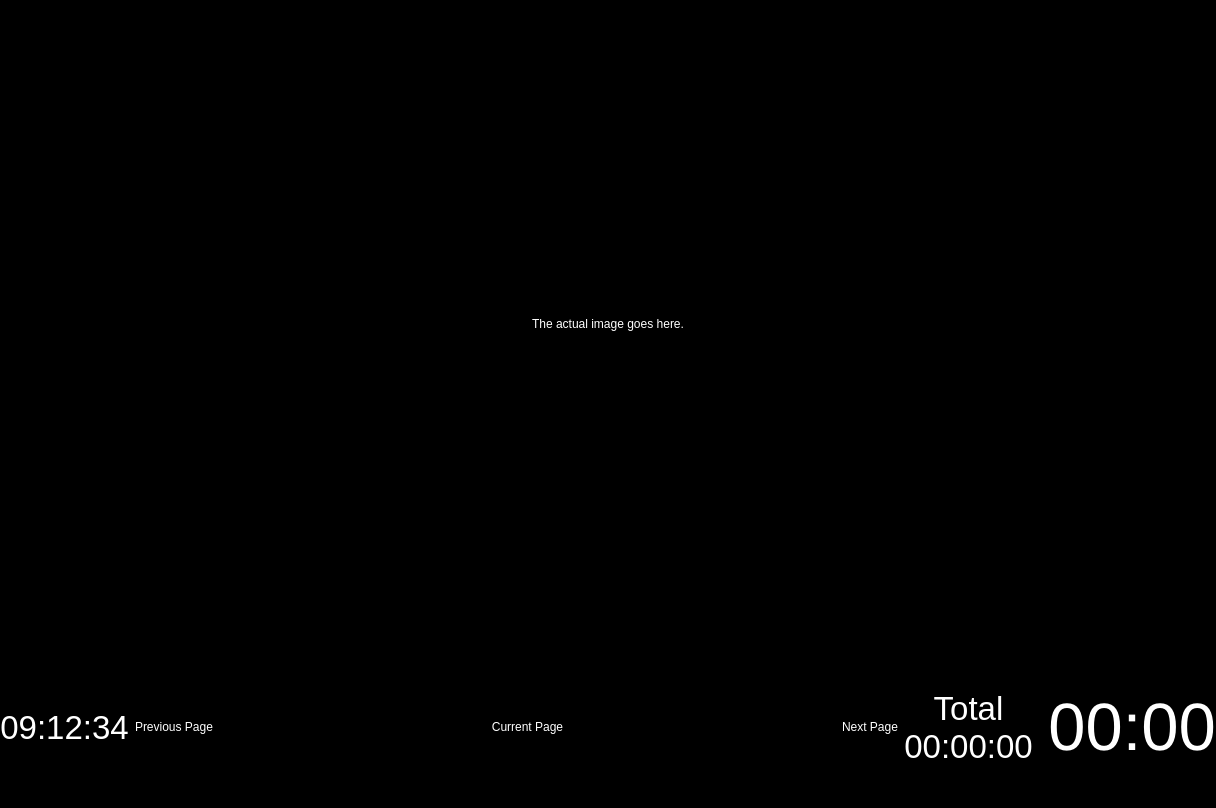
Qt form pdfviewerwindow.ui (dannyedel/dspdfviewer) before a commit.
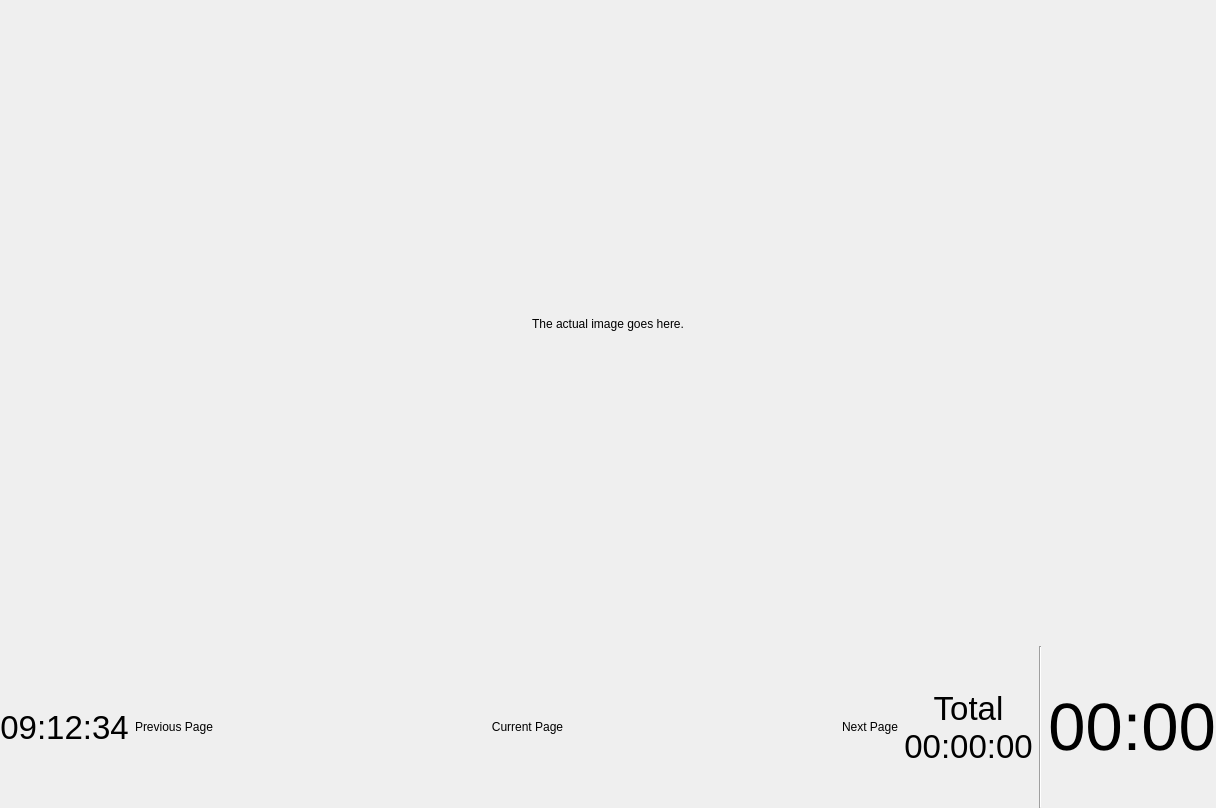
The same form after that commit.

Commit message: Remove all palettes from pdfviewerwindow.ui

```diff
--- a/pdfviewerwindow.ui
+++ b/pdfviewerwindow.ui
@@ -10,421 +10,6 @@
     <height>808</height>
    </rect>
   </property>
-  <property name="palette">
-   <palette>
-    <active>
-     <colorrole role="WindowText">
-      <brush brushstyle="SolidPattern">
-       <color alpha="255">
-        <red>255</red>
-        <green>255</green>
-        <blue>255</blue>
-       </color>
-      </brush>
-     </colorrole>
-     <colorrole role="Button">
-      <brush brushstyle="SolidPattern">
-       <color alpha="255">
-        <red>0</red>
-        <green>0</green>
-        <blue>0</blue>
-       </color>
-      </brush>
-     </colorrole>
-     <colorrole role="Light">
-      <brush brushstyle="SolidPattern">
-       <color alpha="255">
-        <red>0</red>
-        <green>0</green>
-        <blue>0</blue>
-       </color>
-      </brush>
-     </colorrole>
-     <colorrole role="Midlight">
-      <brush brushstyle="SolidPattern">
-       <color alpha="255">
-        <red>0</red>
-        <green>0</green>
-        <blue>0</blue>
-       </color>
-      </brush>
-     </colorrole>
-     <colorrole role="Dark">
-      <brush brushstyle="SolidPattern">
-       <color alpha="255">
-        <red>0</red>
-        <green>0</green>
-        <blue>0</blue>
-       </color>
-      </brush>
-     </colorrole>
-     <colorrole role="Mid">
-      <brush brushstyle="SolidPattern">
-       <color alpha="255">
-        <red>0</red>
-        <green>0</green>
-        <blue>0</blue>
-       </color>
-      </brush>
-     </colorrole>
-     <colorrole role="Text">
-      <brush brushstyle="SolidPattern">
-       <color alpha="255">
-        <red>255</red>
-        <green>255</green>
-        <blue>255</blue>
-       </color>
-      </brush>
-     </colorrole>
-     <colorrole role="BrightText">
-      <brush brushstyle="SolidPattern">
-       <color alpha="255">
-        <red>255</red>
-        <green>255</green>
-        <blue>255</blue>
-       </color>
-      </brush>
-     </colorrole>
-     <colorrole role="ButtonText">
-      <brush brushstyle="SolidPattern">
-       <color alpha="255">
-        <red>255</red>
-        <green>255</green>
-        <blue>255</blue>
-       </color>
-      </brush>
-     </colorrole>
-     <colorrole role="Base">
-      <brush brushstyle="SolidPattern">
-       <color alpha="255">
-        <red>0</red>
-        <green>0</green>
-        <blue>0</blue>
-       </color>
-      </brush>
-     </colorrole>
-     <colorrole role="Window">
-      <brush brushstyle="SolidPattern">
-       <color alpha="255">
-        <red>0</red>
-        <green>0</green>
-        <blue>0</blue>
-       </color>
-      </brush>
-     </colorrole>
-     <colorrole role="Shadow">
-      <brush brushstyle="SolidPattern">
-       <color alpha="255">
-        <red>0</red>
-        <green>0</green>
-        <blue>0</blue>
-       </color>
-      </brush>
-     </colorrole>
-     <colorrole role="AlternateBase">
-      <brush brushstyle="SolidPattern">
-       <color alpha="255">
-        <red>0</red>
-        <green>0</green>
-        <blue>0</blue>
-       </color>
-      </brush>
-     </colorrole>
-     <colorrole role="ToolTipBase">
-      <brush brushstyle="SolidPattern">
-       <color alpha="255">
-        <red>255</red>
-        <green>255</green>
-        <blue>220</blue>
-       </color>
-      </brush>
-     </colorrole>
-     <colorrole role="ToolTipText">
-      <brush brushstyle="SolidPattern">
-       <color alpha="255">
-        <red>0</red>
-        <green>0</green>
-        <blue>0</blue>
-       </color>
-      </brush>
-     </colorrole>
-    </active>
-    <inactive>
-     <colorrole role="WindowText">
-      <brush brushstyle="SolidPattern">
-       <color alpha="255">
-        <red>255</red>
-        <green>255</green>
-        <blue>255</blue>
-       </color>
-      </brush>
-     </colorrole>
-     <colorrole role="Button">
-      <brush brushstyle="SolidPattern">
-       <color alpha="255">
-        <red>0</red>
-        <green>0</green>
-        <blue>0</blue>
-       </color>
-      </brush>
-     </colorrole>
-     <colorrole role="Light">
-      <brush brushstyle="SolidPattern">
-       <color alpha="255">
-        <red>0</red>
-        <green>0</green>
-        <blue>0</blue>
-       </color>
-      </brush>
-     </colorrole>
-     <colorrole role="Midlight">
-      <brush brushstyle="SolidPattern">
-       <color alpha="255">
-        <red>0</red>
-        <green>0</green>
-        <blue>0</blue>
-       </color>
-      </brush>
-     </colorrole>
-     <colorrole role="Dark">
-      <brush brushstyle="SolidPattern">
-       <color alpha="255">
-        <red>0</red>
-        <green>0</green>
-        <blue>0</blue>
-       </color>
-      </brush>
-     </colorrole>
-     <colorrole role="Mid">
-      <brush brushstyle="SolidPattern">
-       <color alpha="255">
-        <red>0</red>
-        <green>0</green>
-        <blue>0</blue>
-       </color>
-      </brush>
-     </colorrole>
-     <colorrole role="Text">
-      <brush brushstyle="SolidPattern">
-       <color alpha="255">
-        <red>255</red>
-        <green>255</green>
-        <blue>255</blue>
-       </color>
-      </brush>
-     </colorrole>
-     <colorrole role="BrightText">
-      <brush brushstyle="SolidPattern">
-       <color alpha="255">
-        <red>255</red>
-        <green>255</green>
-        <blue>255</blue>
-       </color>
-      </brush>
-     </colorrole>
-     <colorrole role="ButtonText">
-      <brush brushstyle="SolidPattern">
-       <color alpha="255">
-        <red>255</red>
-        <green>255</green>
-        <blue>255</blue>
-       </color>
-      </brush>
-     </colorrole>
-     <colorrole role="Base">
-      <brush brushstyle="SolidPattern">
-       <color alpha="255">
-        <red>0</red>
-        <green>0</green>
-        <blue>0</blue>
-       </color>
-      </brush>
-     </colorrole>
-     <colorrole role="Window">
-      <brush brushstyle="SolidPattern">
-       <color alpha="255">
-        <red>0</red>
-        <green>0</green>
-        <blue>0</blue>
-       </color>
-      </brush>
-     </colorrole>
-     <colorrole role="Shadow">
-      <brush brushstyle="SolidPattern">
-       <color alpha="255">
-        <red>0</red>
-        <green>0</green>
-        <blue>0</blue>
-       </color>
-      </brush>
-     </colorrole>
-     <colorrole role="AlternateBase">
-      <brush brushstyle="SolidPattern">
-       <color alpha="255">
-        <red>0</red>
-        <green>0</green>
-        <blue>0</blue>
-       </color>
-      </brush>
-     </colorrole>
-     <colorrole role="ToolTipBase">
-      <brush brushstyle="SolidPattern">
-       <color alpha="255">
-        <red>255</red>
-        <green>255</green>
-        <blue>220</blue>
-       </color>
-      </brush>
-     </colorrole>
-     <colorrole role="ToolTipText">
-      <brush brushstyle="SolidPattern">
-       <color alpha="255">
-        <red>0</red>
-        <green>0</green>
-        <blue>0</blue>
-       </color>
-      </brush>
-     </colorrole>
-    </inactive>
-    <disabled>
-     <colorrole role="WindowText">
-      <brush brushstyle="SolidPattern">
-       <color alpha="255">
-        <red>0</red>
-        <green>0</green>
-        <blue>0</blue>
-       </color>
-      </brush>
-     </colorrole>
-     <colorrole role="Button">
-      <brush brushstyle="SolidPattern">
-       <color alpha="255">
-        <red>0</red>
-        <green>0</green>
-        <blue>0</blue>
-       </color>
-      </brush>
-     </colorrole>
-     <colorrole role="Light">
-      <brush brushstyle="SolidPattern">
-       <color alpha="255">
-        <red>0</red>
-        <green>0</green>
-        <blue>0</blue>
-       </color>
-      </brush>
-     </colorrole>
-     <colorrole role="Midlight">
-      <brush brushstyle="SolidPattern">
-       <color alpha="255">
-        <red>0</red>
-        <green>0</green>
-        <blue>0</blue>
-       </color>
-      </brush>
-     </colorrole>
-     <colorrole role="Dark">
-      <brush brushstyle="SolidPattern">
-       <color alpha="255">
-        <red>0</red>
-        <green>0</green>
-        <blue>0</blue>
-       </color>
-      </brush>
-     </colorrole>
-     <colorrole role="Mid">
-      <brush brushstyle="SolidPattern">
-       <color alpha="255">
-        <red>0</red>
-        <green>0</green>
-        <blue>0</blue>
-       </color>
-      </brush>
-     </colorrole>
-     <colorrole role="Text">
-      <brush brushstyle="SolidPattern">
-       <color alpha="255">
-        <red>0</red>
-        <green>0</green>
-        <blue>0</blue>
-       </color>
-      </brush>
-     </colorrole>
-     <colorrole role="BrightText">
-      <brush brushstyle="SolidPattern">
-       <color alpha="255">
-        <red>255</red>
-        <green>255</green>
-        <blue>255</blue>
-       </color>
-      </brush>
-     </colorrole>
-     <colorrole role="ButtonText">
-      <brush brushstyle="SolidPattern">
-       <color alpha="255">
-        <red>0</red>
-        <green>0</green>
-        <blue>0</blue>
-       </color>
-      </brush>
-     </colorrole>
-     <colorrole role="Base">
-      <brush brushstyle="SolidPattern">
-       <color alpha="255">
-        <red>0</red>
-        <green>0</green>
-        <blue>0</blue>
-       </color>
-      </brush>
-     </colorrole>
-     <colorrole role="Window">
-      <brush brushstyle="SolidPattern">
-       <color alpha="255">
-        <red>0</red>
-        <green>0</green>
-        <blue>0</blue>
-       </color>
-      </brush>
-     </colorrole>
-     <colorrole role="Shadow">
-      <brush brushstyle="SolidPattern">
-       <color alpha="255">
-        <red>0</red>
-        <green>0</green>
-        <blue>0</blue>
-       </color>
-      </brush>
-     </colorrole>
-     <colorrole role="AlternateBase">
-      <brush brushstyle="SolidPattern">
-       <color alpha="255">
-        <red>0</red>
-        <green>0</green>
-        <blue>0</blue>
-       </color>
-      </brush>
-     </colorrole>
-     <colorrole role="ToolTipBase">
-      <brush brushstyle="SolidPattern">
-       <color alpha="255">
-        <red>255</red>
-        <green>255</green>
-        <blue>220</blue>
-       </color>
-      </brush>
-     </colorrole>
-     <colorrole role="ToolTipText">
-      <brush brushstyle="SolidPattern">
-       <color alpha="255">
-        <red>0</red>
-        <green>0</green>
-        <blue>0</blue>
-       </color>
-      </brush>
-     </colorrole>
-    </disabled>
-   </palette>
-  </property>
   <property name="windowTitle">
    <string>DS PDF Viewer</string>
   </property>
@@ -502,421 +87,6 @@
        <height>16777215</height>
       </size>
      </property>
-     <property name="palette">
-      <palette>
-       <active>
-        <colorrole role="WindowText">
-         <brush brushstyle="SolidPattern">
-          <color alpha="255">
-           <red>255</red>
-           <green>255</green>
-           <blue>255</blue>
-          </color>
-         </brush>
-        </colorrole>
-        <colorrole role="Button">
-         <brush brushstyle="SolidPattern">
-          <color alpha="255">
-           <red>0</red>
-           <green>0</green>
-           <blue>0</blue>
-          </color>
-         </brush>
-        </colorrole>
-        <colorrole role="Light">
-         <brush brushstyle="SolidPattern">
-          <color alpha="255">
-           <red>0</red>
-           <green>0</green>
-           <blue>0</blue>
-          </color>
-         </brush>
-        </colorrole>
-        <colorrole role="Midlight">
-         <brush brushstyle="SolidPattern">
-          <color alpha="255">
-           <red>0</red>
-           <green>0</green>
-           <blue>0</blue>
-          </color>
-         </brush>
-        </colorrole>
-        <colorrole role="Dark">
-         <brush brushstyle="SolidPattern">
-          <color alpha="255">
-           <red>0</red>
-           <green>0</green>
-           <blue>0</blue>
-          </color>
-         </brush>
-        </colorrole>
-        <colorrole role="Mid">
-         <brush brushstyle="SolidPattern">
-          <color alpha="255">
-           <red>0</red>
-           <green>0</green>
-           <blue>0</blue>
-          </color>
-         </brush>
-        </colorrole>
-        <colorrole role="Text">
-         <brush brushstyle="SolidPattern">
-          <color alpha="255">
-           <red>255</red>
-           <green>255</green>
-           <blue>255</blue>
-          </color>
-         </brush>
-        </colorrole>
-        <colorrole role="BrightText">
-         <brush brushstyle="SolidPattern">
-          <color alpha="255">
-           <red>255</red>
-           <green>255</green>
-           <blue>255</blue>
-          </color>
-         </brush>
-        </colorrole>
-        <colorrole role="ButtonText">
-         <brush brushstyle="SolidPattern">
-          <color alpha="255">
-           <red>255</red>
-           <green>255</green>
-           <blue>255</blue>
-          </color>
-         </brush>
-        </colorrole>
-        <colorrole role="Base">
-         <brush brushstyle="SolidPattern">
-          <color alpha="255">
-           <red>0</red>
-           <green>0</green>
-           <blue>0</blue>
-          </color>
-         </brush>
-        </colorrole>
-        <colorrole role="Window">
-         <brush brushstyle="SolidPattern">
-          <color alpha="255">
-           <red>0</red>
-           <green>0</green>
-           <blue>0</blue>
-          </color>
-         </brush>
-        </colorrole>
-        <colorrole role="Shadow">
-         <brush brushstyle="SolidPattern">
-          <color alpha="255">
-           <red>0</red>
-           <green>0</green>
-           <blue>0</blue>
-          </color>
-         </brush>
-        </colorrole>
-        <colorrole role="AlternateBase">
-         <brush brushstyle="SolidPattern">
-          <color alpha="255">
-           <red>0</red>
-           <green>0</green>
-           <blue>0</blue>
-          </color>
-         </brush>
-        </colorrole>
-        <colorrole role="ToolTipBase">
-         <brush brushstyle="SolidPattern">
-          <color alpha="255">
-           <red>255</red>
-           <green>255</green>
-           <blue>220</blue>
-          </color>
-         </brush>
-        </colorrole>
-        <colorrole role="ToolTipText">
-         <brush brushstyle="SolidPattern">
-          <color alpha="255">
-           <red>0</red>
-           <green>0</green>
-           <blue>0</blue>
-          </color>
-         </brush>
-        </colorrole>
-       </active>
-       <inactive>
-        <colorrole role="WindowText">
-         <brush brushstyle="SolidPattern">
-          <color alpha="255">
-           <red>255</red>
-           <green>255</green>
-           <blue>255</blue>
-          </color>
-         </brush>
-        </colorrole>
-        <colorrole role="Button">
-         <brush brushstyle="SolidPattern">
-          <color alpha="255">
-           <red>0</red>
-           <green>0</green>
-           <blue>0</blue>
-          </color>
-         </brush>
-        </colorrole>
-        <colorrole role="Light">
-         <brush brushstyle="SolidPattern">
-          <color alpha="255">
-           <red>0</red>
-           <green>0</green>
-           <blue>0</blue>
-          </color>
-         </brush>
-        </colorrole>
-        <colorrole role="Midlight">
-         <brush brushstyle="SolidPattern">
-          <color alpha="255">
-           <red>0</red>
-           <green>0</green>
-           <blue>0</blue>
-          </color>
-         </brush>
-        </colorrole>
-        <colorrole role="Dark">
-         <brush brushstyle="SolidPattern">
-          <color alpha="255">
-           <red>0</red>
-           <green>0</green>
-           <blue>0</blue>
-          </color>
-         </brush>
-        </colorrole>
-        <colorrole role="Mid">
-         <brush brushstyle="SolidPattern">
-          <color alpha="255">
-           <red>0</red>
-           <green>0</green>
-           <blue>0</blue>
-          </color>
-         </brush>
-        </colorrole>
-        <colorrole role="Text">
-         <brush brushstyle="SolidPattern">
-          <color alpha="255">
-           <red>255</red>
-           <green>255</green>
-           <blue>255</blue>
-          </color>
-         </brush>
-        </colorrole>
-        <colorrole role="BrightText">
-         <brush brushstyle="SolidPattern">
-          <color alpha="255">
-           <red>255</red>
-           <green>255</green>
-           <blue>255</blue>
-          </color>
-         </brush>
-        </colorrole>
-        <colorrole role="ButtonText">
-         <brush brushstyle="SolidPattern">
-          <color alpha="255">
-           <red>255</red>
-           <green>255</green>
-           <blue>255</blue>
-          </color>
-         </brush>
-        </colorrole>
-        <colorrole role="Base">
-         <brush brushstyle="SolidPattern">
-          <color alpha="255">
-           <red>0</red>
-           <green>0</green>
-           <blue>0</blue>
-          </color>
-         </brush>
-        </colorrole>
-        <colorrole role="Window">
-         <brush brushstyle="SolidPattern">
-          <color alpha="255">
-           <red>0</red>
-           <green>0</green>
-           <blue>0</blue>
-          </color>
-         </brush>
-        </colorrole>
-        <colorrole role="Shadow">
-         <brush brushstyle="SolidPattern">
-          <color alpha="255">
-           <red>0</red>
-           <green>0</green>
-           <blue>0</blue>
-          </color>
-         </brush>
-        </colorrole>
-        <colorrole role="AlternateBase">
-         <brush brushstyle="SolidPattern">
-          <color alpha="255">
-           <red>0</red>
-           <green>0</green>
-           <blue>0</blue>
-          </color>
-         </brush>
-        </colorrole>
-        <colorrole role="ToolTipBase">
-         <brush brushstyle="SolidPattern">
-          <color alpha="255">
-           <red>255</red>
-           <green>255</green>
-           <blue>220</blue>
-          </color>
-         </brush>
-        </colorrole>
-        <colorrole role="ToolTipText">
-         <brush brushstyle="SolidPattern">
-          <color alpha="255">
-           <red>0</red>
-           <green>0</green>
-           <blue>0</blue>
-          </color>
-         </brush>
-        </colorrole>
-       </inactive>
-       <disabled>
-        <colorrole role="WindowText">
-         <brush brushstyle="SolidPattern">
-          <color alpha="255">
-           <red>0</red>
-           <green>0</green>
-           <blue>0</blue>
-          </color>
-         </brush>
-        </colorrole>
-        <colorrole role="Button">
-         <brush brushstyle="SolidPattern">
-          <color alpha="255">
-           <red>0</red>
-           <green>0</green>
-           <blue>0</blue>
-          </color>
-         </brush>
-        </colorrole>
-        <colorrole role="Light">
-         <brush brushstyle="SolidPattern">
-          <color alpha="255">
-           <red>0</red>
-           <green>0</green>
-           <blue>0</blue>
-          </color>
-         </brush>
-        </colorrole>
-        <colorrole role="Midlight">
-         <brush brushstyle="SolidPattern">
-          <color alpha="255">
-           <red>0</red>
-           <green>0</green>
-           <blue>0</blue>
-          </color>
-         </brush>
-        </colorrole>
-        <colorrole role="Dark">
-         <brush brushstyle="SolidPattern">
-          <color alpha="255">
-           <red>0</red>
-           <green>0</green>
-           <blue>0</blue>
-          </color>
-         </brush>
-        </colorrole>
-        <colorrole role="Mid">
-         <brush brushstyle="SolidPattern">
-          <color alpha="255">
-           <red>0</red>
-           <green>0</green>
-           <blue>0</blue>
-          </color>
-         </brush>
-        </colorrole>
-        <colorrole role="Text">
-         <brush brushstyle="SolidPattern">
-          <color alpha="255">
-           <red>0</red>
-           <green>0</green>
-           <blue>0</blue>
-          </color>
-         </brush>
-        </colorrole>
-        <colorrole role="BrightText">
-         <brush brushstyle="SolidPattern">
-          <color alpha="255">
-           <red>255</red>
-           <green>255</green>
-           <blue>255</blue>
-          </color>
-         </brush>
-        </colorrole>
-        <colorrole role="ButtonText">
-         <brush brushstyle="SolidPattern">
-          <color alpha="255">
-           <red>0</red>
-           <green>0</green>
-           <blue>0</blue>
-          </color>
-         </brush>
-        </colorrole>
-        <colorrole role="Base">
-         <brush brushstyle="SolidPattern">
-          <color alpha="255">
-           <red>0</red>
-           <green>0</green>
-           <blue>0</blue>
-          </color>
-         </brush>
-        </colorrole>
-        <colorrole role="Window">
-         <brush brushstyle="SolidPattern">
-          <color alpha="255">
-           <red>0</red>
-           <green>0</green>
-           <blue>0</blue>
-          </color>
-         </brush>
-        </colorrole>
-        <colorrole role="Shadow">
-         <brush brushstyle="SolidPattern">
-          <color alpha="255">
-           <red>0</red>
-           <green>0</green>
-           <blue>0</blue>
-          </color>
-         </brush>
-        </colorrole>
-        <colorrole role="AlternateBase">
-         <brush brushstyle="SolidPattern">
-          <color alpha="255">
-           <red>0</red>
-           <green>0</green>
-           <blue>0</blue>
-          </color>
-         </brush>
-        </colorrole>
-        <colorrole role="ToolTipBase">
-         <brush brushstyle="SolidPattern">
-          <color alpha="255">
-           <red>255</red>
-           <green>255</green>
-           <blue>220</blue>
-          </color>
-         </brush>
-        </colorrole>
-        <colorrole role="ToolTipText">
-         <brush brushstyle="SolidPattern">
-          <color alpha="255">
-           <red>0</red>
-           <green>0</green>
-           <blue>0</blue>
-          </color>
-         </brush>
-        </colorrole>
-       </disabled>
-      </palette>
-     </property>
      <layout class="QHBoxLayout" name="horizontalLayout_2" stretch="0,0,0,1,0">
       <property name="margin">
        <number>0</number>
```
